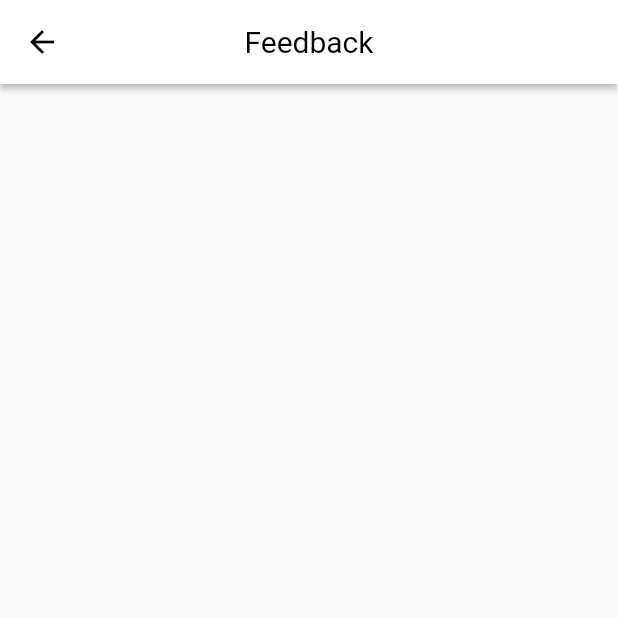
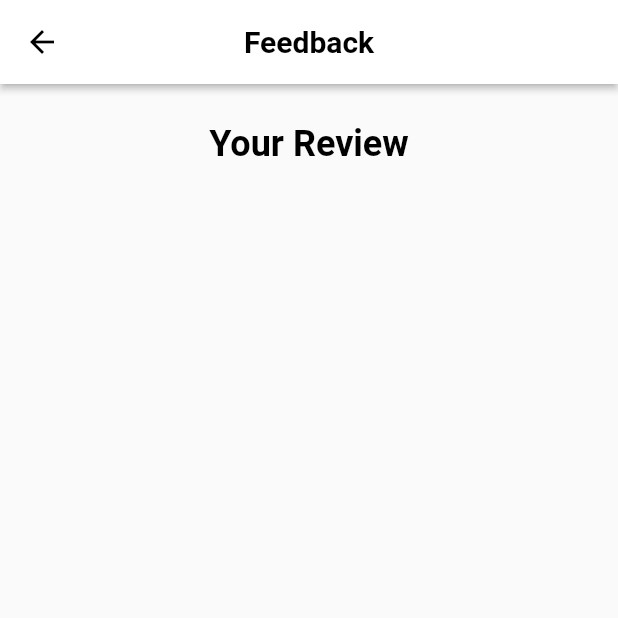
Before and after one commit to Nadil97/feedback_page_1.1, a Flutter app: the screen it shows after launch, on a phone screen of 412 x 824 dp, the top half of it. Run offline on Flutter 3.47's test engine with Material 2 defaults, Android fonts, the phone set to English and light mode, and no system bars.

```diff
--- a/feedback/lib/Screens/feedback.dart
+++ b/feedback/lib/Screens/feedback.dart
@@ -13,7 +13,7 @@ class feedback extends StatelessWidget {
         centerTitle: true,
         title: Text(
           "Feedback",
-          style: TextStyle(color: Colors.black, fontWeight: FontWeight.normal),
+          style: TextStyle(color: Colors.black, fontWeight: FontWeight.bold),
         ),
         leading: IconButton(
           onPressed: () {
@@ -24,7 +24,40 @@ class feedback extends StatelessWidget {
       ),
       body: Padding(
         padding: EdgeInsets.all(16.0),
+        child: Column(
+          crossAxisAlignment: CrossAxisAlignment.start,
+          children: <Widget>[
+            SizedBox(
+              height: 10.0,
+            ),
+            Align(
+              alignment: Alignment.center,
+              child: Text(
+                "Your Review",
+                style: TextStyle(
+                    color: Colors.black,
+                    fontSize: 24,
+                    fontWeight: FontWeight.bold),
+              ),
+            ),
+            SizedBox(
+              height: 25.0,
+            ),
+            buildCheckItem("Login trouble"),
+            buildCheckItem("phone number related"),
+            buildCheckItem("Personal profile"),
+            buildCheckItem("Other issues"),
+            buildCheckItem("Suggestions"),
+          ],
+        ),
       ),
     );
   }
 }
+
+buildCheckItem(title) {
+  return Padding(
+    padding: EdgeInsets.only(bottom: 15.0),
+    child: Row(),
+  );
+}
```
